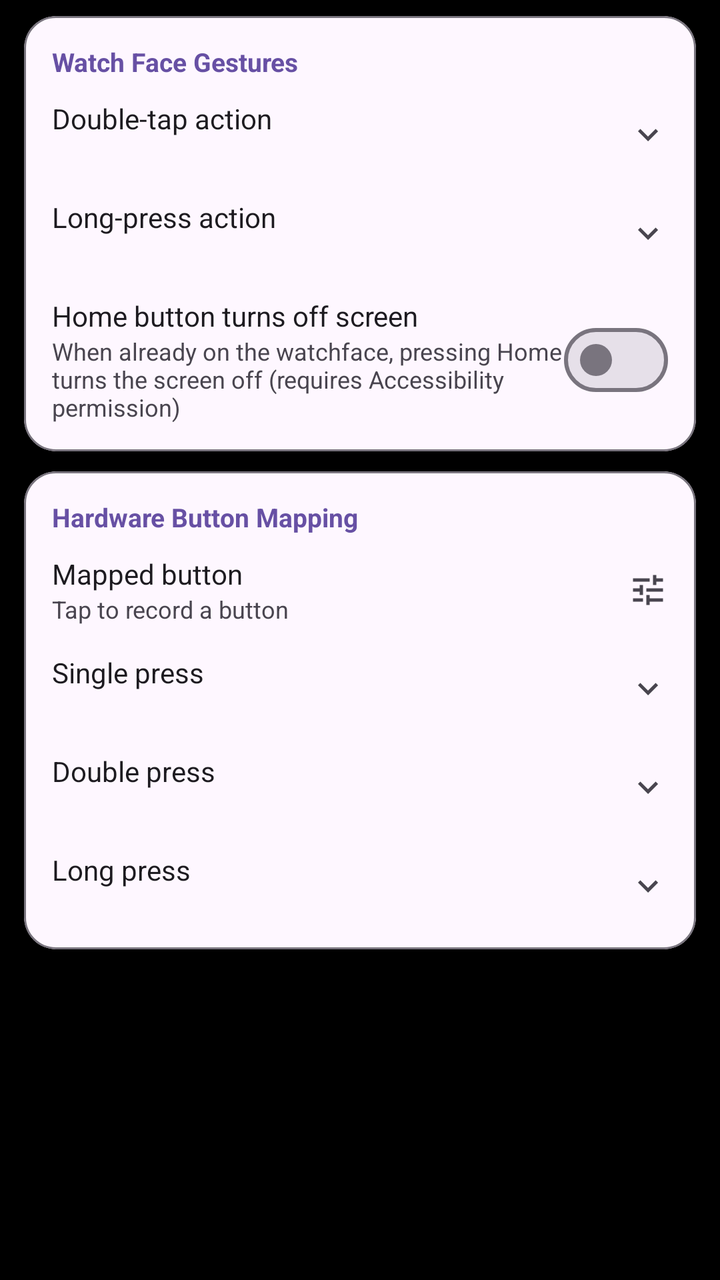
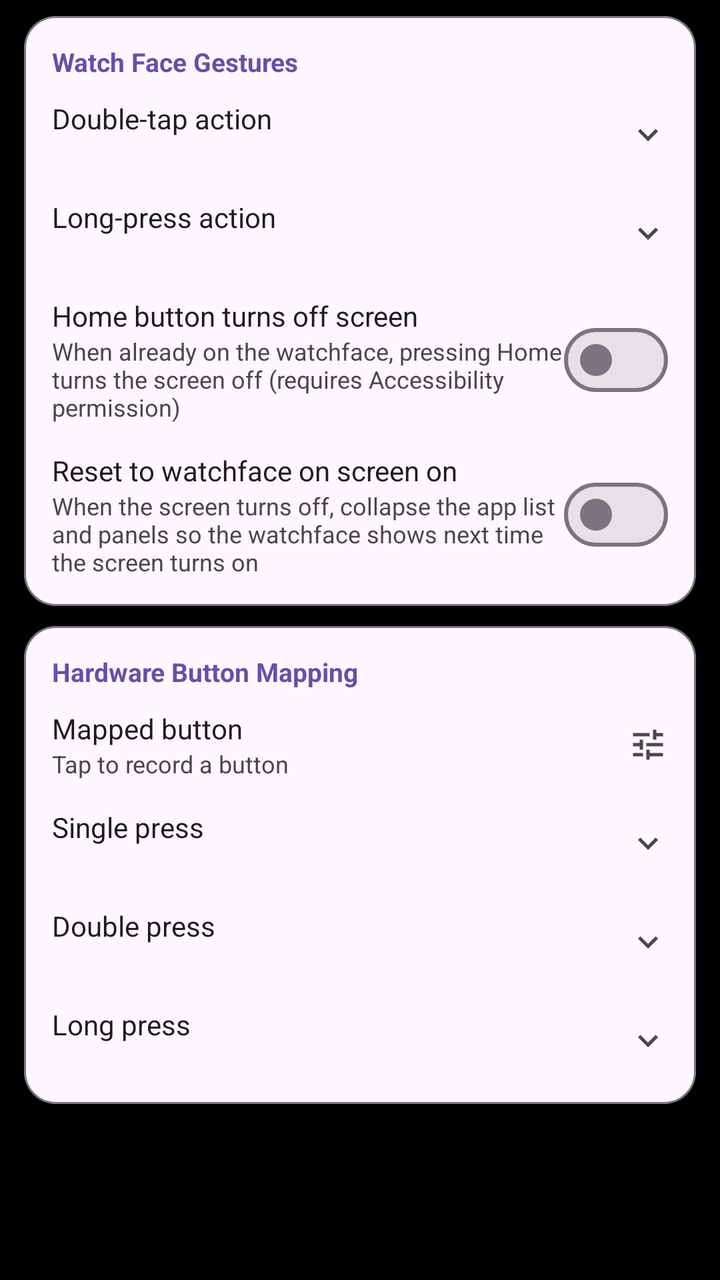

Before-and-after screenshots of an Android layout around one commit, followed by the original layout XML and the change that was made.
<!-- AndroidManifest.xml: application theme Theme.CloX -->
<!-- res/layout/fragment_settings_gestures.xml -->
<?xml version="1.0" encoding="utf-8"?>
<androidx.core.widget.NestedScrollView
    xmlns:android="http://schemas.android.com/apk/res/android"
    xmlns:app="http://schemas.android.com/apk/res-auto"
    android:layout_width="match_parent"
    android:layout_height="match_parent"
    android:clipToPadding="false"
    android:fillViewport="true">

    <LinearLayout
        android:layout_width="match_parent"
        android:layout_height="wrap_content"
        android:orientation="vertical"
        android:paddingTop="8dp"
        android:paddingBottom="16dp">

        
        <com.google.android.material.card.MaterialCardView
            android:layout_width="match_parent" android:layout_height="wrap_content"
            android:layout_marginHorizontal="12dp" android:layout_marginBottom="10dp"
            app:cardCornerRadius="16dp" app:cardElevation="0dp"
            app:strokeWidth="1dp" app:strokeColor="?attr/colorOutline"
            app:cardBackgroundColor="?attr/colorSurface">
            <LinearLayout android:layout_width="match_parent" android:layout_height="wrap_content"
                android:orientation="vertical" android:padding="14dp">
                <TextView android:layout_width="wrap_content" android:layout_height="wrap_content"
                    android:text="@string/pref_gestures_watchface_category"
                    android:textSize="13sp" android:textStyle="bold"
                    android:textColor="?attr/colorPrimary" android:layout_marginBottom="10dp" />

                
                <LinearLayout android:id="@+id/rowDoubleTap"
                    android:layout_width="match_parent" android:layout_height="wrap_content"
                    android:orientation="horizontal" android:gravity="center_vertical"
                    android:clickable="true" android:focusable="true"
                    android:background="?attr/selectableItemBackground">
                    <LinearLayout android:layout_width="0dp" android:layout_height="wrap_content"
                        android:layout_weight="1" android:orientation="vertical">
                        <TextView android:layout_width="wrap_content" android:layout_height="wrap_content"
                            android:text="@string/pref_double_tap_title"
                            android:textSize="14sp" android:textColor="?attr/colorOnSurface" />
                        <TextView android:id="@+id/tvDoubleTap"
                            android:layout_width="wrap_content" android:layout_height="wrap_content"
                            android:textSize="12sp" android:textColor="?attr/colorOnSurfaceVariant" />
                    </LinearLayout>
                    <ImageView android:layout_width="20dp" android:layout_height="20dp"
                        android:src="@drawable/ic_expand_more" app:tint="?attr/colorOnSurfaceVariant" />
                </LinearLayout>

                
                <LinearLayout android:id="@+id/rowLongPress"
                    android:layout_width="match_parent" android:layout_height="wrap_content"
                    android:orientation="horizontal" android:gravity="center_vertical"
                    android:layout_marginTop="14dp"
                    android:clickable="true" android:focusable="true"
                    android:background="?attr/selectableItemBackground">
                    <LinearLayout android:layout_width="0dp" android:layout_height="wrap_content"
                        android:layout_weight="1" android:orientation="vertical">
                        <TextView android:layout_width="wrap_content" android:layout_height="wrap_content"
                            android:text="@string/pref_long_press_title"
                            android:textSize="14sp" android:textColor="?attr/colorOnSurface" />
                        <TextView android:id="@+id/tvLongPress"
                            android:layout_width="wrap_content" android:layout_height="wrap_content"
                            android:textSize="12sp" android:textColor="?attr/colorOnSurfaceVariant" />
                    </LinearLayout>
                    <ImageView android:layout_width="20dp" android:layout_height="20dp"
                        android:src="@drawable/ic_expand_more" app:tint="?attr/colorOnSurfaceVariant" />
                </LinearLayout>

                
                <LinearLayout android:layout_width="match_parent" android:layout_height="wrap_content"
                    android:orientation="horizontal" android:gravity="center_vertical"
                    android:layout_marginTop="14dp">
                    <LinearLayout android:layout_width="0dp" android:layout_height="wrap_content"
                        android:layout_weight="1" android:orientation="vertical">
                        <TextView android:layout_width="wrap_content" android:layout_height="wrap_content"
                            android:text="@string/pref_home_press_screen_off_title"
                            android:textSize="14sp" android:textColor="?attr/colorOnSurface" />
                        <TextView android:layout_width="wrap_content" android:layout_height="wrap_content"
                            android:text="@string/pref_home_press_screen_off_summary"
                            android:textSize="12sp" android:textColor="?attr/colorOnSurfaceVariant" />
                    </LinearLayout>
                    <com.google.android.material.materialswitch.MaterialSwitch
                        android:id="@+id/switchHomePressOff"
                        android:layout_width="wrap_content" android:layout_height="wrap_content" />
                </LinearLayout>

            </LinearLayout>
        </com.google.android.material.card.MaterialCardView>

        
        <com.google.android.material.card.MaterialCardView
            android:layout_width="match_parent" android:layout_height="wrap_content"
            android:layout_marginHorizontal="12dp" android:layout_marginBottom="10dp"
            app:cardCornerRadius="16dp" app:cardElevation="0dp"
            app:strokeWidth="1dp" app:strokeColor="?attr/colorOutline"
            app:cardBackgroundColor="?attr/colorSurface">
            <LinearLayout android:layout_width="match_parent" android:layout_height="wrap_content"
                android:orientation="vertical" android:padding="14dp">
                <TextView android:layout_width="wrap_content" android:layout_height="wrap_content"
                    android:text="@string/pref_btn_map_category"
                    android:textSize="13sp" android:textStyle="bold"
                    android:textColor="?attr/colorPrimary" android:layout_marginBottom="10dp" />

                
                <LinearLayout android:id="@+id/rowBtnRecord"
                    android:layout_width="match_parent" android:layout_height="wrap_content"
                    android:orientation="horizontal" android:gravity="center_vertical"
                    android:clickable="true" android:focusable="true"
                    android:background="?attr/selectableItemBackground">
                    <LinearLayout android:layout_width="0dp" android:layout_height="wrap_content"
                        android:layout_weight="1" android:orientation="vertical">
                        <TextView android:layout_width="wrap_content" android:layout_height="wrap_content"
                            android:text="@string/pref_btn_map_record_title"
                            android:textSize="14sp" android:textColor="?attr/colorOnSurface" />
                        <TextView android:id="@+id/tvBtnRecord"
                            android:layout_width="wrap_content" android:layout_height="wrap_content"
                            android:text="@string/pref_btn_map_record_summary"
                            android:textSize="12sp" android:textColor="?attr/colorOnSurfaceVariant" />
                    </LinearLayout>
                    <ImageView android:layout_width="20dp" android:layout_height="20dp"
                        android:src="@drawable/ic_tune" app:tint="?attr/colorOnSurfaceVariant" />
                </LinearLayout>

                
                <LinearLayout android:id="@+id/rowBtnSingle"
                    android:layout_width="match_parent" android:layout_height="wrap_content"
                    android:orientation="horizontal" android:gravity="center_vertical"
                    android:layout_marginTop="14dp"
                    android:clickable="true" android:focusable="true"
                    android:background="?attr/selectableItemBackground">
                    <LinearLayout android:layout_width="0dp" android:layout_height="wrap_content"
                        android:layout_weight="1" android:orientation="vertical">
                        <TextView android:layout_width="wrap_content" android:layout_height="wrap_content"
                            android:text="@string/pref_btn_single_title"
                            android:textSize="14sp" android:textColor="?attr/colorOnSurface" />
                        <TextView android:id="@+id/tvBtnSingle"
                            android:layout_width="wrap_content" android:layout_height="wrap_content"
                            android:textSize="12sp" android:textColor="?attr/colorOnSurfaceVariant" />
                    </LinearLayout>
                    <ImageView android:layout_width="20dp" android:layout_height="20dp"
                        android:src="@drawable/ic_expand_more" app:tint="?attr/colorOnSurfaceVariant" />
                </LinearLayout>

                
                <LinearLayout android:id="@+id/rowBtnDouble"
                    android:layout_width="match_parent" android:layout_height="wrap_content"
                    android:orientation="horizontal" android:gravity="center_vertical"
                    android:layout_marginTop="14dp"
                    android:clickable="true" android:focusable="true"
                    android:background="?attr/selectableItemBackground">
                    <LinearLayout android:layout_width="0dp" android:layout_height="wrap_content"
                        android:layout_weight="1" android:orientation="vertical">
                        <TextView android:layout_width="wrap_content" android:layout_height="wrap_content"
                            android:text="@string/pref_btn_double_title"
                            android:textSize="14sp" android:textColor="?attr/colorOnSurface" />
                        <TextView android:id="@+id/tvBtnDouble"
                            android:layout_width="wrap_content" android:layout_height="wrap_content"
                            android:textSize="12sp" android:textColor="?attr/colorOnSurfaceVariant" />
                    </LinearLayout>
                    <ImageView android:layout_width="20dp" android:layout_height="20dp"
                        android:src="@drawable/ic_expand_more" app:tint="?attr/colorOnSurfaceVariant" />
                </LinearLayout>

                
                <LinearLayout android:id="@+id/rowBtnLong"
                    android:layout_width="match_parent" android:layout_height="wrap_content"
                    android:orientation="horizontal" android:gravity="center_vertical"
                    android:layout_marginTop="14dp"
                    android:clickable="true" android:focusable="true"
                    android:background="?attr/selectableItemBackground">
                    <LinearLayout android:layout_width="0dp" android:layout_height="wrap_content"
                        android:layout_weight="1" android:orientation="vertical">
                        <TextView android:layout_width="wrap_content" android:layout_height="wrap_content"
                            android:text="@string/pref_btn_long_title"
                            android:textSize="14sp" android:textColor="?attr/colorOnSurface" />
                        <TextView android:id="@+id/tvBtnLong"
                            android:layout_width="wrap_content" android:layout_height="wrap_content"
                            android:textSize="12sp" android:textColor="?attr/colorOnSurfaceVariant" />
                    </LinearLayout>
                    <ImageView android:layout_width="20dp" android:layout_height="20dp"
                        android:src="@drawable/ic_expand_more" app:tint="?attr/colorOnSurfaceVariant" />
                </LinearLayout>

                
                <com.google.android.material.button.MaterialButton
                    android:id="@+id/btnClearBtnMap"
                    style="@style/Widget.Material3.Button.TextButton"
                    android:layout_width="wrap_content" android:layout_height="wrap_content"
                    android:layout_marginTop="8dp"
                    android:text="@string/pref_btn_map_clear_title"
                    android:visibility="gone" />

            </LinearLayout>
        </com.google.android.material.card.MaterialCardView>

    </LinearLayout>
</androidx.core.widget.NestedScrollView>
<!-- resources referenced by this layout -->
<resources>
  <!-- drawable ic_expand_more (drawable) -->
  <?xml version="1.0" encoding="utf-8"?>
  <vector xmlns:android="http://schemas.android.com/apk/res/android"
      android:width="24dp" android:height="24dp"
      android:viewportWidth="24" android:viewportHeight="24"
      android:tint="?attr/colorControlNormal">
      <path android:fillColor="@android:color/white"
          android:pathData="M16.59,8.59L12,13.17 7.41,8.59 6,10l6,6 6,-6 -1.41,-1.41z"/>
  </vector>
  <!-- drawable ic_tune (drawable) -->
  <vector xmlns:android="http://schemas.android.com/apk/res/android" android:width="24dp" android:height="24dp" android:viewportWidth="24" android:viewportHeight="24">
      <path android:fillColor="?attr/colorOnSurface" android:pathData="M3,17v2h6v-2H3zM3,5v2h10V5H3zM13,21v-2h8v-2h-8v-2h-2v6h2zM7,9v2H3v2h4v2h2V9H7zM21,13v-2H11v2h10zM15,9h2V7h4V5h-4V3h-2v6z"/>
  </vector>
  <string name="pref_btn_double_title">Double press</string>
  <string name="pref_btn_long_title">Long press</string>
  <string name="pref_btn_map_category">Hardware Button Mapping</string>
  <string name="pref_btn_map_clear_title">Clear button mapping</string>
  <string name="pref_btn_map_record_summary">Tap to record a button</string>
  <string name="pref_btn_map_record_title">Mapped button</string>
  <string name="pref_btn_single_title">Single press</string>
  <string name="pref_double_tap_title">Double-tap action</string>
  <string name="pref_gestures_watchface_category">Watch Face Gestures</string>
  <string name="pref_home_press_screen_off_summary">When already on the watchface, pressing Home turns the screen off (requires Accessibility permission)</string>
  <string name="pref_home_press_screen_off_title">Home button turns off screen</string>
  <string name="pref_long_press_title">Long-press action</string>
  <style name="Theme.CloX" parent="Theme.Material3.DayNight.NoActionBar">
          <item name="android:windowBackground">@android:color/black</item>
          <item name="android:windowAnimationStyle">@null</item>
      </style>
</resources>

<!-- the commit's change to res/layout/fragment_settings_gestures.xml (unified diff, before → after) -->
@@ -85,6 +85,24 @@
                         android:layout_width="wrap_content" android:layout_height="wrap_content" />
                 </LinearLayout>
 
+                
+                <LinearLayout android:layout_width="match_parent" android:layout_height="wrap_content"
+                    android:orientation="horizontal" android:gravity="center_vertical"
+                    android:layout_marginTop="14dp">
+                    <LinearLayout android:layout_width="0dp" android:layout_height="wrap_content"
+                        android:layout_weight="1" android:orientation="vertical">
+                        <TextView android:layout_width="wrap_content" android:layout_height="wrap_content"
+                            android:text="@string/pref_reset_watchface_on_screen_title"
+                            android:textSize="14sp" android:textColor="?attr/colorOnSurface" />
+                        <TextView android:layout_width="match_parent" android:layout_height="wrap_content"
+                            android:text="@string/pref_reset_watchface_on_screen_summary"
+                            android:textSize="12sp" android:textColor="?attr/colorOnSurfaceVariant" />
+                    </LinearLayout>
+                    <com.google.android.material.materialswitch.MaterialSwitch
+                        android:id="@+id/switchResetWatchface"
+                        android:layout_width="wrap_content" android:layout_height="wrap_content" />
+                </LinearLayout>
+
             </LinearLayout>
         </com.google.android.material.card.MaterialCardView>
 
<!-- resource entries referenced after the edit -->
@@ -25,6 +25,8 @@
   <string name="pref_home_press_screen_off_summary">When already on the watchface, pressing Home turns the screen off (requires Accessibility permission)</string>
   <string name="pref_home_press_screen_off_title">Home button turns off screen</string>
   <string name="pref_long_press_title">Long-press action</string>
+  <string name="pref_reset_watchface_on_screen_summary">When the screen turns off, collapse the app list and panels so the watchface shows next time the screen turns on</string>
+  <string name="pref_reset_watchface_on_screen_title">Reset to watchface on screen on</string>
   <style name="Theme.CloX" parent="Theme.Material3.DayNight.NoActionBar">
           <item name="android:windowBackground">@android:color/black</item>
           <item name="android:windowAnimationStyle">@null</item>
